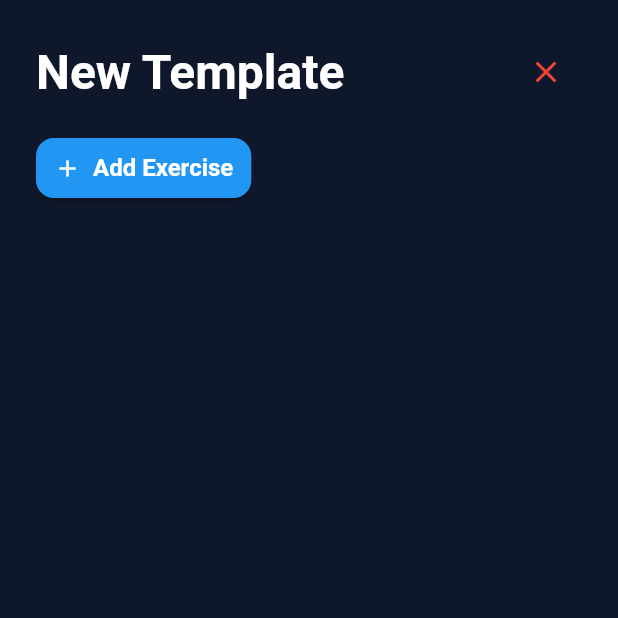
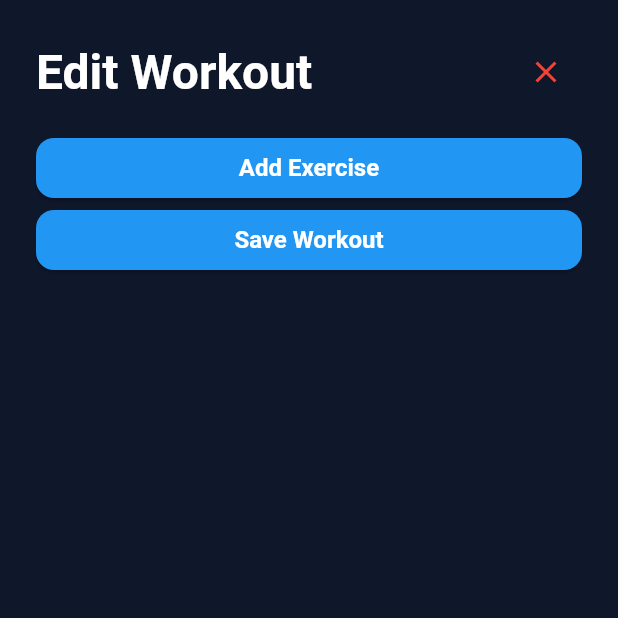
Before and after one commit to benbridgeman03/GymBuddy, a Flutter app: the EditHistoryView screen opened directly with empty values, on a phone screen of 412 x 824 dp, the top half of it. Run offline on Flutter 3.47's test engine with Material 3 defaults, Android fonts, the phone set to English and light mode, and no system bars; our stand-ins replace cloud_firestore, firebase_auth, firebase_core, google_fonts, sliding_up_panel; accounts and stored records are empty.

Commit message:
Can edit previous workouts
Can add or change sets, reps and weight for each previous workouts from the history screen

```diff
--- a/gym_buddy/lib/models/workout_log.dart
+++ b/gym_buddy/lib/models/workout_log.dart
@@ -70,6 +70,24 @@ class WorkoutSession {
     required this.exercises,
   });
 
+  WorkoutSession copyWith({
+    String? id,
+    String? templateId,
+    String? templateName,
+    DateTime? startedAt,
+    DateTime? completedAt,
+    List<WorkoutExerciseLog>? exercises,
+  }) {
+    return WorkoutSession(
+      id: id ?? this.id,
+      templateId: templateId ?? this.templateId,
+      templateName: templateName ?? this.templateName,
+      startedAt: startedAt ?? this.startedAt,
+      completedAt: completedAt ?? this.completedAt,
+      exercises: exercises ?? this.exercises,
+    );
+  }
+
   Map<String, dynamic> toMap() => {
     'templateId': templateId,
     'templateName': templateName,
--- a/gym_buddy/lib/views/edit_workout_view.dart
+++ b/gym_buddy/lib/views/edit_workout_view.dart
@@ -1,3 +1,4 @@
+import 'package:cloud_firestore/cloud_firestore.dart';
 import 'package:firebase_auth/firebase_auth.dart';
 import 'package:flutter/material.dart';
 import 'package:gym_buddy/models/exercise.dart';
@@ -61,7 +62,9 @@ class _EditHistoryViewState extends State<EditHistoryView> {
 
   void _addExercise(Exercise exercise) {
     setState(() {
-      _workoutExercises.add(exercise);
+      final newLog = WorkoutExerciseLog(exercise: exercise, sets: []);
+
+      _exerciseLogs.add(newLog);
       _editorKeys.add(GlobalKey<WorkoutExerciseLogTemplateState>());
     });
   }
@@ -75,6 +78,53 @@ class _EditHistoryViewState extends State<EditHistoryView> {
         _exerciseLogs.removeAt(index);
         _editorKeys.removeAt(index);
       });
+    }
+  }
+
+  void _saveWorkout() async {
+    final uid = FirebaseAuth.instance.currentUser?.uid;
+    if (uid == null) {
+      ScaffoldMessenger.of(context).showSnackBar(
+        const SnackBar(content: Text('Please log in to save your workout.')),
+      );
+      return;
+    }
+
+    final updatedLogs = _editorKeys
+        .map((key) {
+          final state = key.currentState;
+          return state?.toWorkoutExerciseLog();
+        })
+        .whereType<WorkoutExerciseLog>()
+        .toList();
+
+    if (updatedLogs.isEmpty) {
+      ScaffoldMessenger.of(
+        context,
+      ).showSnackBar(const SnackBar(content: Text('Workout cannot be empty!')));
+      return;
+    }
+
+    final updatedWorkout = widget.workout.copyWith(exercises: updatedLogs);
+
+    try {
+      await FirebaseFirestore.instance
+          .collection('users')
+          .doc(uid)
+          .collection('workouts')
+          .doc(updatedWorkout.id)
+          .update(updatedWorkout.toMap());
+
+      if (mounted) {
+        ScaffoldMessenger.of(context).showSnackBar(
+          const SnackBar(content: Text('Workout updated successfully!')),
+        );
+        Navigator.pop(context);
+      }
+    } catch (e) {
+      ScaffoldMessenger.of(
+        context,
+      ).showSnackBar(SnackBar(content: Text('Error saving workout: $e')));
     }
   }
 
@@ -95,7 +145,7 @@ class _EditHistoryViewState extends State<EditHistoryView> {
                 Row(
                   children: [
                     Text(
-                      'New Template',
+                      'Edit Workout',
                       style: Theme.of(context).textTheme.headlineLarge
                           ?.copyWith(fontWeight: FontWeight.bold),
                     ),
@@ -122,10 +172,19 @@ class _EditHistoryViewState extends State<EditHistoryView> {
 
                 const SizedBox(height: 16),
 
-                ElevatedButton.icon(
-                  onPressed: () => _openExercisePicker(context, uid),
-                  icon: const Icon(Icons.add),
-                  label: const Text('Add Exercise'),
+                SizedBox(
+                  width: double.infinity,
+                  child: ElevatedButton(
+                    onPressed: () => _openExercisePicker(context, uid),
+                    child: const Text('Add Exercise'),
+                  ),
+                ),
+                SizedBox(
+                  width: double.infinity,
+                  child: ElevatedButton(
+                    onPressed: _saveWorkout,
+                    child: const Text('Save Workout'),
+                  ),
                 ),
               ],
             ),
--- a/gym_buddy/lib/views/workout_view.dart
+++ b/gym_buddy/lib/views/workout_view.dart
@@ -121,9 +121,9 @@ class _WorkoutViewState extends State<WorkoutView> {
     }
 
     if (exercises.isEmpty) {
-      ScaffoldMessenger.of(context).showSnackBar(
-        const SnackBar(content: Text('Template cannot be empty!')),
-      );
+      ScaffoldMessenger.of(
+        context,
+      ).showSnackBar(const SnackBar(content: Text('Workout cannot be empty!')));
       return;
     }
 
```
